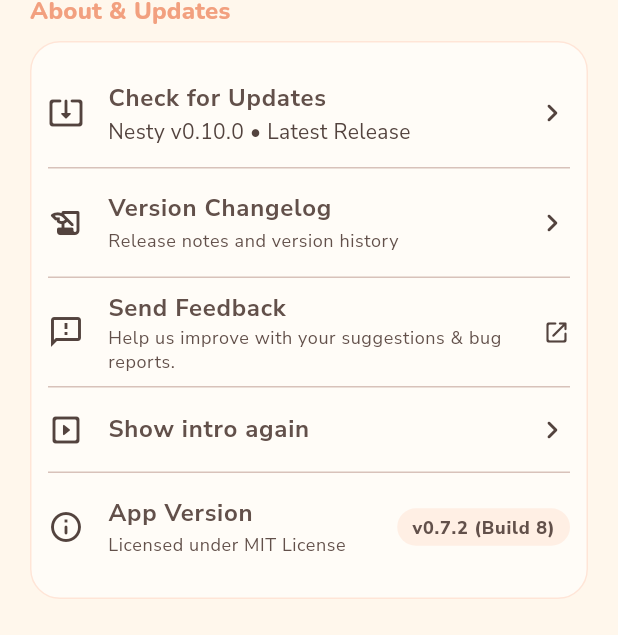
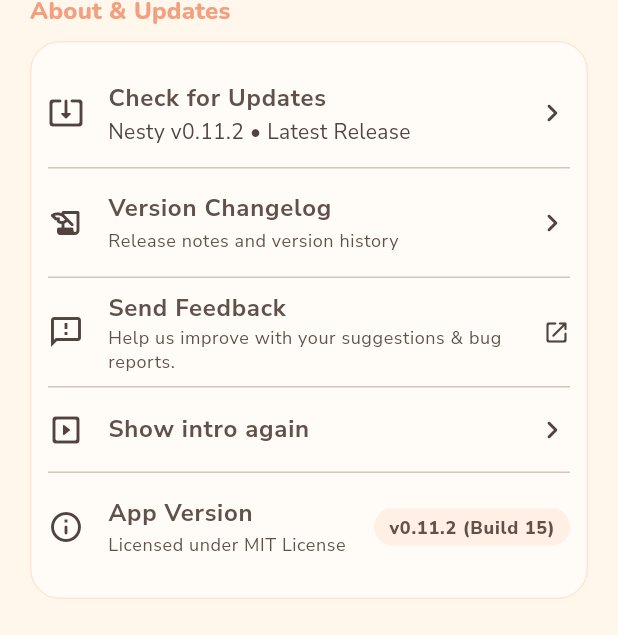
Before and after one commit to hyenavia/nesty, a Flutter app: the ProfileScreen screen opened directly, scrolled down 820 dp, on a phone screen of 412 x 824 dp. Shown: the part 589-1224 px from the top of the screen. Run offline on Flutter 3.47's test engine with Material 3 defaults, Android fonts, the phone set to English and light mode, and no system bars; our stand-ins replace cloud_firestore, file_picker, firebase_auth, firebase_core, flutter_local_notifications, flutter_timezone and 5 more; accounts and stored records are empty; network calls fail.

Commit message:
fix: resolve app version dynamically via package_info_plus
- Initialize runtime app version and build number via package_info_plus directly from package manifest
- Replace hardcoded static versions in UpdateCheckerService and ProfileScreen
- Eliminate false positive update alerts when running latest release
- Bump version to 0.11.2+15 and update changelogs

```diff
--- a/lib/core/update/update_checker.dart
+++ b/lib/core/update/update_checker.dart
@@ -71,8 +71,18 @@ class UpdateController extends ChangeNotifier {
 }
 
 class UpdateCheckerService {
-  /// Versi aplikasi saat ini. Selalu disinkronkan dengan pubspec.yaml.
-  static const currentVersion = '0.10.0';
+  /// Versi aplikasi saat ini. Diinisialisasi dinamis dari PackageInfo atau fallback ke versi rilis.
+  static String currentVersion = '0.11.2';
+  static String buildNumber = '15';
+
+  static void initFromPackage({required String version, required String buildNumber}) {
+    if (version.trim().isNotEmpty) {
+      currentVersion = version.trim();
+    }
+    if (buildNumber.trim().isNotEmpty) {
+      UpdateCheckerService.buildNumber = buildNumber.trim();
+    }
+  }
 
   static const String _latestReleaseApi =
       'https://api.github.com/repos/hyenavia/nesty/releases/latest';
--- a/lib/features/profile/profile_screen.dart
+++ b/lib/features/profile/profile_screen.dart
@@ -615,9 +615,9 @@ class ProfileScreen extends StatelessWidget {
                   color: AppColors.peach.withValues(alpha: 0.35),
                   borderRadius: BorderRadius.circular(999),
                 ),
-                child: const Text(
-                  'v0.7.2 (Build 8)',
-                  style: TextStyle(fontWeight: FontWeight.w800, fontSize: 12, color: AppColors.brown),
+                child: Text(
+                  'v${UpdateCheckerService.currentVersion} (Build ${UpdateCheckerService.buildNumber})',
+                  style: const TextStyle(fontWeight: FontWeight.w800, fontSize: 12, color: AppColors.brown),
                 ),
               ),
             ),
--- a/pubspec.yaml
+++ b/pubspec.yaml
@@ -1,7 +1,7 @@
 name: nesty
 description: "Nesty - Little Things, Taken Care Of."
 publish_to: 'none'
-version: 0.11.1+14
+version: 0.11.2+15
 
 environment:
   sdk: ^3.10.0
@@ -26,6 +26,7 @@ dependencies:
   # Offline import / export & Photos
   file_picker: ^13.2.0
   image_picker: ^1.2.4
+  package_info_plus: ^10.2.2
   path_provider: ^2.1.5
   url_launcher: ^6.3.3
   uuid: ^4.5.1
```
Also changed, not shown: lib/features/settings/app_changelog.dart (+14 -1 lines), lib/main.dart (+11 -0 lines), pubspec.lock, 5 other files.
